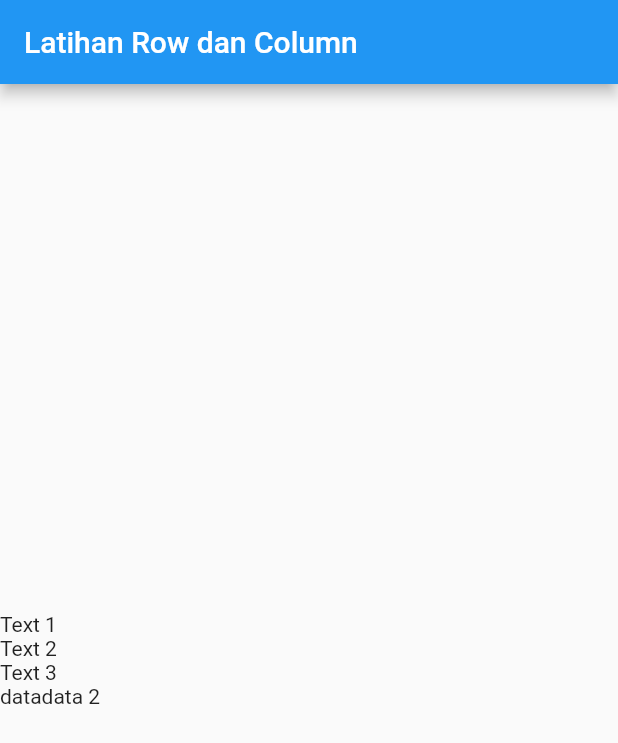
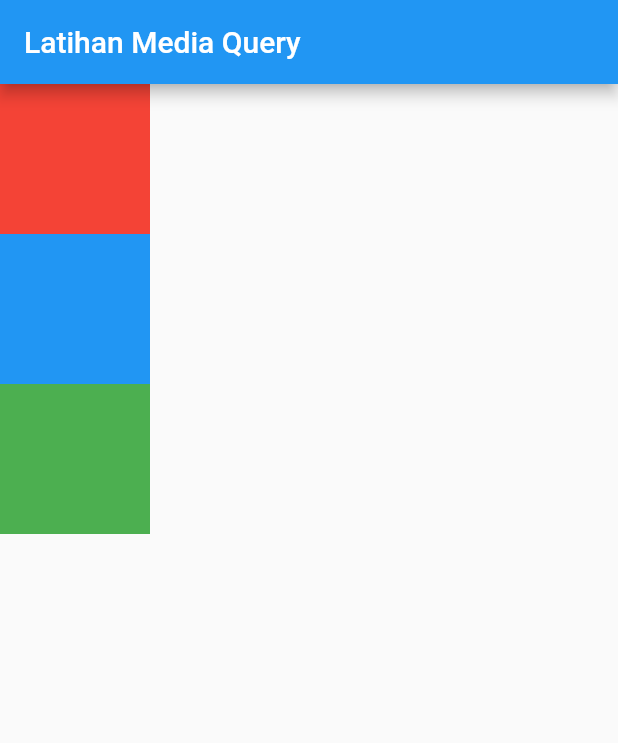
Before and after one commit to fullpagedeveloper/flutter-learning, a Flutter app: the screen it shows after launch, on a phone screen of 412 x 824 dp. Shown: the top 743 px of the screen. Run offline on Flutter 3.47's test engine with Material 2 defaults, Android fonts, the light colour scheme and no system bars.

Commit message:
learing mediaquery

```diff
--- a/lib/main.dart
+++ b/lib/main.dart
@@ -1,28 +1,14 @@
 import 'package:flutter/material.dart';
+import 'package:latihan_row_column/main_page.dart';
 
 void main() => runApp(MyApp());
 
 class MyApp extends StatelessWidget {
+  const MyApp({Key key}) : super(key: key);
   @override
   Widget build(BuildContext context) {
     return MaterialApp(
-      home: Scaffold(
-        appBar: AppBar(
-          title: Text("Latihan Row dan Column"),
-        ),
-        body: Column(
-          mainAxisAlignment: MainAxisAlignment.center, // column
-          crossAxisAlignment: CrossAxisAlignment.start, //row
-          children: <Widget>[
-            Text("Text 1"),
-            Text("Text 2"),
-            Text("Text 3"),
-            Row(
-              children: <Widget>[Text('data'), Text('data 2')],
-            )
-          ],
-        ),
-      ),
+      home: MainPage(),
     );
   }
 }
--- /dev/null
+++ b/lib/main_page.dart
@@ -0,0 +1,23 @@
+import 'package:flutter/material.dart';
+
+class MainPage extends StatelessWidget {
+  const MainPage({Key key}) : super(key: key);
+
+  @override
+  Widget build(BuildContext context) {
+    return Scaffold(
+      appBar: AppBar(
+        title: Text("Latihan Media Query"),
+      ),
+      body: (MediaQuery.of(context).orientation == Orientation.portrait) ? Column(children: mediaquery()) : Row(children: mediaquery(),),
+    );
+  }
+
+  List<Widget> mediaquery() {
+    return <Widget> [
+      Container(color: Colors.red, width: 100, height: 100,),
+      Container(color: Colors.blue, width: 100, height: 100,),
+      Container(color: Colors.green, width: 100, height: 100,),
+    ];
+  }
+}
--- a/pubspec.yaml
+++ b/pubspec.yaml
@@ -18,7 +18,7 @@ publish_to: 'none' # Remove this line if you wish to publish to pub.dev
 version: 1.0.0+1
 
 environment:
-  sdk: ">=2.12.0 <3.0.0"
+  sdk: ">=2.7.0 <3.0.0"
 
 dependencies:
   flutter:
@@ -27,7 +27,7 @@ dependencies:
 
   # The following adds the Cupertino Icons font to your application.
   # Use with the CupertinoIcons class for iOS style icons.
-  cupertino_icons: ^1.0.2
+  cupertino_icons: ^1.0.0
 
 dev_dependencies:
   flutter_test:
```
Also changed, not shown: pubspec.lock, 1 other file.
